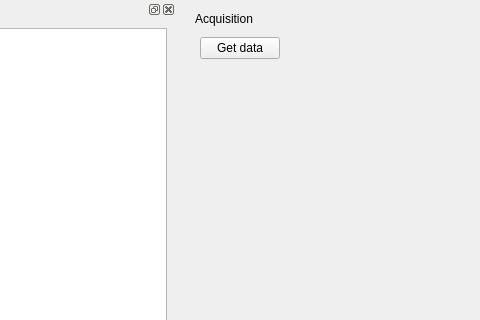
rasjen/qudi, file gui/scope/scope_gui.ui: the form before one commit; both pictures show x 98 to 578 and y 0 to 320 of the 828 by 826 pixel window.
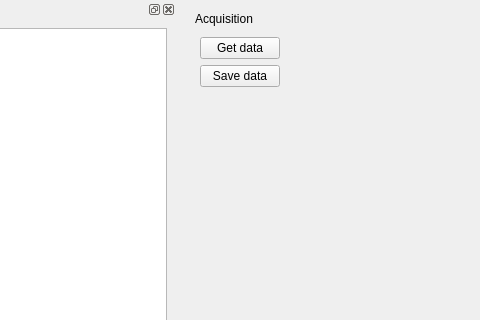
The form after the commit. Custom widgets are drawn as their Qt base class.

What changed in the file:
```diff
--- a/gui/scope/scope_gui.ui
+++ b/gui/scope/scope_gui.ui
@@ -42,6 +42,13 @@
           </item>
          </layout>
         </item>
+        <item row="1" column="0">
+         <widget class="QPushButton" name="savedata_pushButton">
+          <property name="text">
+           <string>Save data</string>
+          </property>
+         </widget>
+        </item>
        </layout>
       </widget>
      </widget>
```
Left out of the diff: 2 changed lines with no effect on the pictures.
